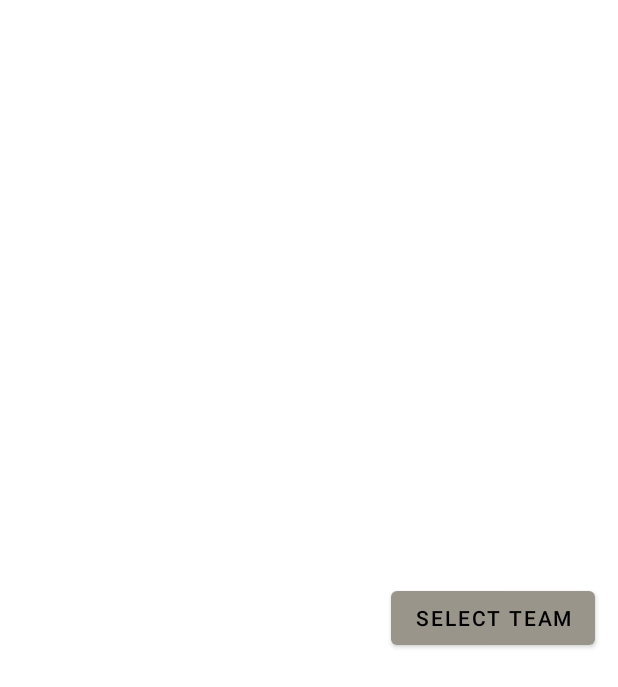
After one commit to JoshGill3882/Pokemon-Team-Creator, an Android app: the layout team_selection_list_item.xml on its own in the app's theme, with its tools: preview values and no code run, on a phone screen of 412 x 824 dp. The commit adds this screen. Shown: the top 687 px of the screen. Run offline under Robolectric (Android 15) with nearby library versions, the phone set to English and light mode, and no system bars.

Commit message:
Custom Adapter in place with button outputting the name of the team selected

```diff
--- a/app/src/main/res/layout/activity_team_selection.xml
+++ b/app/src/main/res/layout/activity_team_selection.xml
@@ -35,8 +35,10 @@
         android:background="@drawable/my_button"
         android:text="@string/teamSelectionButton"
         android:textSize="17sp"
+        android:onClick="launchPokedexSelection"
         app:layout_constraintTop_toBottomOf="@+id/teamSelectionListView"
         app:layout_constraintRight_toRightOf="parent"
-        app:layout_constraintLeft_toLeftOf="parent" />
+        app:layout_constraintLeft_toLeftOf="parent"
+        tools:ignore="UsingOnClickInXml" />
 
 </androidx.constraintlayout.widget.ConstraintLayout>
--- /dev/null
+++ b/app/src/main/res/layout/team_selection_list_item.xml
@@ -0,0 +1,30 @@
+<?xml version="1.0" encoding="utf-8"?>
+<androidx.constraintlayout.widget.ConstraintLayout xmlns:android="http://schemas.android.com/apk/res/android"
+    xmlns:tools="http://schemas.android.com/tools"
+    android:layout_width="match_parent"
+    android:layout_height="match_parent"
+    xmlns:app="http://schemas.android.com/apk/res-auto">
+
+    <TextView
+        android:id="@+id/teamSelectionListItemName"
+        android:layout_width="wrap_content"
+        android:layout_height="wrap_content"
+        android:textSize="24sp"
+        android:layout_marginLeft="15dp"
+        app:layout_constraintTop_toTopOf="parent"
+        app:layout_constraintBottom_toBottomOf="parent"
+        app:layout_constraintLeft_toLeftOf="parent"
+        tools:ignore="RtlHardcoded" />
+
+    <Button
+        android:id="@+id/teamSelectionListItemButton"
+        android:layout_width="wrap_content"
+        android:layout_height="wrap_content"
+        android:text="@string/selectTeam"
+        android:layout_marginRight="15dp"
+        app:layout_constraintTop_toTopOf="parent"
+        app:layout_constraintBottom_toBottomOf="parent"
+        app:layout_constraintRight_toRightOf="parent"
+        tools:ignore="RtlHardcoded" />
+
+</androidx.constraintlayout.widget.ConstraintLayout>
--- a/app/src/main/res/values/strings.xml
+++ b/app/src/main/res/values/strings.xml
@@ -50,4 +50,5 @@
     <string name="teamSelectionErrorText">No Teams Created, please make one</string>
     <string name="teamNameAlreadyInUseError">Team Name already in use</string>
     <string name="internet_connection_issue">No Internet Connection</string>
+    <string name="selectTeam">Select Team</string>
 </resources>
```
Also changed, not shown: app/src/main/java/com/example/pokemonteamcreator/TeamSelectionActivity.java (+15 -0 lines), app/src/main/java/com/example/pokemonteamcreator/adapters/TeamViewAdapter.java (added, +58 -0 lines).
